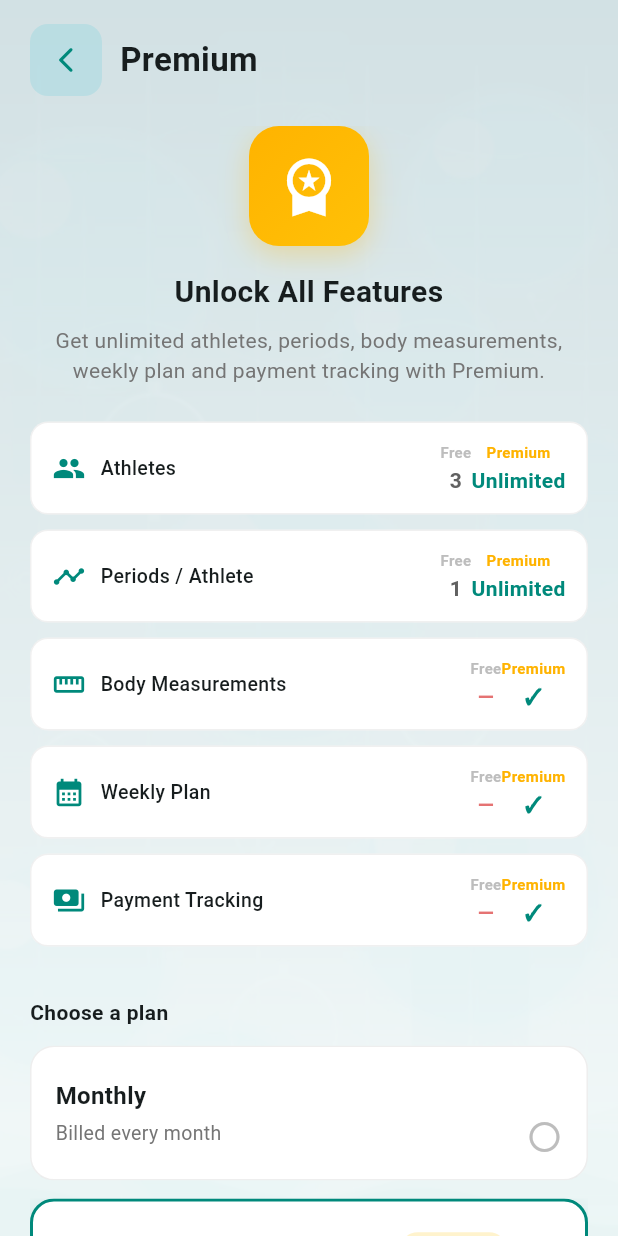
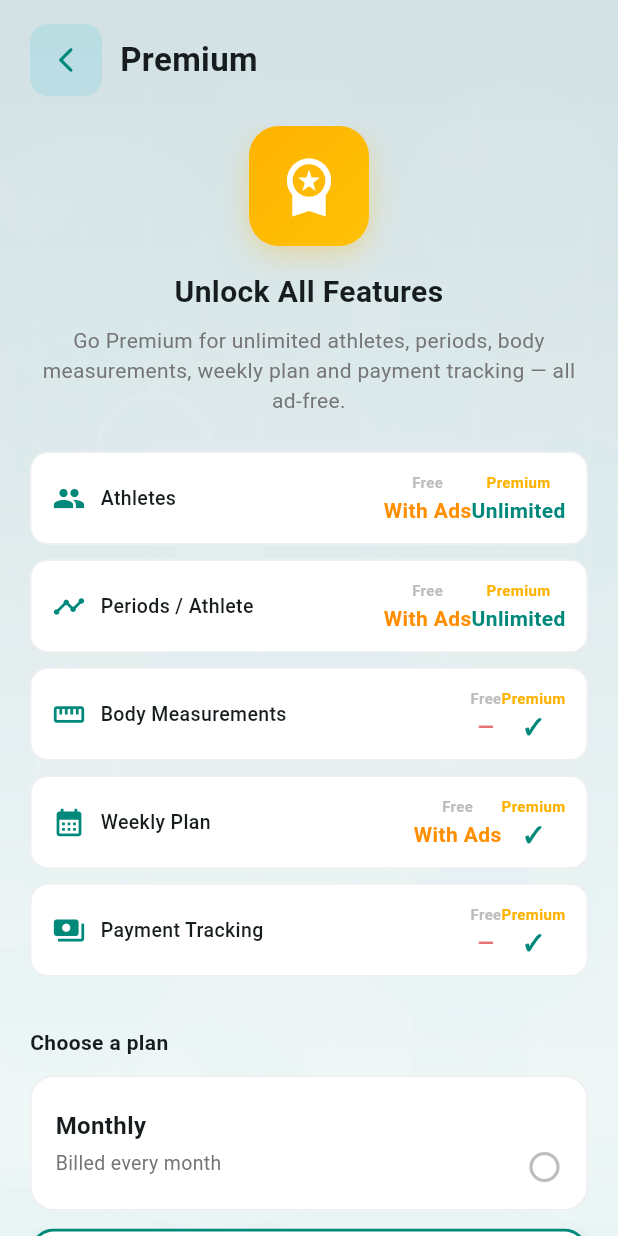
Before and after one commit to edulger90/ptrainer, a Flutter app: the PremiumPage screen opened directly, on a phone screen of 412 x 824 dp. Run offline on Flutter 3.47's test engine with Material 3 defaults, Android fonts, the phone set to English and light mode, and no system bars; our stand-ins replace flutter_local_notifications, flutter_secure_storage, flutter_timezone, google_mobile_ads, in_app_purchase, package_info_plus and 4 more; missing offline and left inert: in_app_purchase_storekit; accounts and stored records are empty.

Commit message:
feat: premium page updated to reflect ad-based free tier

```diff
--- a/lib/l10n/app_localizations.dart
+++ b/lib/l10n/app_localizations.dart
@@ -520,6 +520,7 @@ class AppLocalizations {
   String get premiumFeatureWeeklyPlan => get('premiumFeatureWeeklyPlan');
   String get premiumFeaturePayments => get('premiumFeaturePayments');
   String get premiumUnlimited => get('premiumUnlimited');
+  String get premiumWithAds => get('premiumWithAds');
   String get premiumFree => get('premiumFree');
   String get premiumLabel => get('premiumLabel');
   String get premiumChoosePlan => get('premiumChoosePlan');
--- a/lib/l10n/translations_en.dart
+++ b/lib/l10n/translations_en.dart
@@ -388,13 +388,14 @@ const Map<String, String> enStrings = {
   'premiumUnlock': 'Unlock All Features',
   'premiumActiveDesc': 'You have unlimited access to all features.',
   'premiumDesc':
-      'Get unlimited athletes, periods, body measurements, weekly plan and payment tracking with Premium.',
+      'Go Premium for unlimited athletes, periods, body measurements, weekly plan and payment tracking — all ad-free.',
   'premiumFeatureClients': 'Athletes',
   'premiumFeaturePeriods': 'Periods / Athlete',
   'premiumFeatureMeasurements': 'Body Measurements',
   'premiumFeatureWeeklyPlan': 'Weekly Plan',
   'premiumFeaturePayments': 'Payment Tracking',
   'premiumUnlimited': 'Unlimited',
+  'premiumWithAds': 'With Ads',
   'premiumFree': 'Free',
   'premiumLabel': 'Premium',
   'premiumChoosePlan': 'Choose a plan',
--- a/lib/l10n/translations_es.dart
+++ b/lib/l10n/translations_es.dart
@@ -391,13 +391,14 @@ const Map<String, String> esStrings = {
   'premiumUnlock': 'Desbloquear Todas las Funciones',
   'premiumActiveDesc': 'Tienes acceso ilimitado a todas las funciones.',
   'premiumDesc':
-      'Obtén atletas, periodos, medidas corporales, plan semanal y seguimiento de pagos ilimitados con Premium.',
+      'Hazte Premium para atletas, periodos, medidas corporales, plan semanal y pagos ilimitados — sin anuncios.',
   'premiumFeatureClients': 'Atletas',
   'premiumFeaturePeriods': 'Periodos / Atleta',
   'premiumFeatureMeasurements': 'Medidas Corporales',
   'premiumFeatureWeeklyPlan': 'Plan Semanal',
   'premiumFeaturePayments': 'Seguimiento de Pagos',
   'premiumUnlimited': 'Ilimitado',
+  'premiumWithAds': 'Con anuncios',
   'premiumFree': 'Gratis',
   'premiumLabel': 'Premium',
   'premiumChoosePlan': 'Elige un plan',
--- a/lib/l10n/translations_nl.dart
+++ b/lib/l10n/translations_nl.dart
@@ -394,13 +394,14 @@ const Map<String, String> nlStrings = {
   'premiumUnlock': 'Alle Functies Ontgrendelen',
   'premiumActiveDesc': 'Je hebt onbeperkte toegang tot alle functies.',
   'premiumDesc':
-      'Krijg onbeperkte sporters, perioden, lichaamsmaten, weekplanning en betalingsbeheer met Premium.',
+      'Word Premium voor onbeperkte sporters, perioden, lichaamsmaten, weekplanning en betalingen — zonder advertenties.',
   'premiumFeatureClients': 'Sporters',
   'premiumFeaturePeriods': 'Perioden / Sporter',
   'premiumFeatureMeasurements': 'Lichaamsmaten',
   'premiumFeatureWeeklyPlan': 'Weekplanning',
   'premiumFeaturePayments': 'Betalingsbeheer',
   'premiumUnlimited': 'Onbeperkt',
+  'premiumWithAds': 'Met advertenties',
   'premiumFree': 'Gratis',
   'premiumLabel': 'Premium',
   'premiumChoosePlan': 'Kies een plan',
--- a/lib/l10n/translations_tr.dart
+++ b/lib/l10n/translations_tr.dart
@@ -384,13 +384,14 @@ const Map<String, String> trStrings = {
   'premiumUnlock': 'Tüm Özelliklerin Kilidini Aç',
   'premiumActiveDesc': 'Tüm özelliklerden sınırsız yararlanıyorsunuz.',
   'premiumDesc':
-      'Premium üyelik ile sınırsız sporcu, periyot, beden ölçümü, haftalık plan ve ödeme takibi.',
+      'Premium üyelik ile reklamsız, sınırsız sporcu, periyot, beden ölçümü, haftalık plan ve ödeme takibi.',
   'premiumFeatureClients': 'Sporcu Sayısı',
   'premiumFeaturePeriods': 'Periyot / Sporcu',
   'premiumFeatureMeasurements': 'Beden Ölçümleri',
   'premiumFeatureWeeklyPlan': 'Haftalık Plan',
   'premiumFeaturePayments': 'Ödeme Takibi',
   'premiumUnlimited': 'Sınırsız',
+  'premiumWithAds': 'Reklamlı',
   'premiumFree': 'Ücretsiz',
   'premiumLabel': 'Premium',
   'premiumChoosePlan': 'Bir plan seçin',
--- a/lib/pages/premium_page.dart
+++ b/lib/pages/premium_page.dart
@@ -259,14 +259,16 @@ class _PremiumPageState extends State<PremiumPage> {
                       _FeatureRow(
                         icon: Icons.people,
                         title: l.premiumFeatureClients,
-                        freeValue: '${PremiumService.freeMaxClients}',
+                        freeValue: l.premiumWithAds,
                         premiumValue: l.premiumUnlimited,
+                        freeWithAds: true,
                       ),
                       _FeatureRow(
                         icon: Icons.timeline,
                         title: l.premiumFeaturePeriods,
-                        freeValue: '${PremiumService.freeMaxPeriodsPerClient}',
+                        freeValue: l.premiumWithAds,
                         premiumValue: l.premiumUnlimited,
+                        freeWithAds: true,
                       ),
                       _FeatureRow(
                         icon: Icons.straighten,
@@ -278,9 +280,9 @@ class _PremiumPageState extends State<PremiumPage> {
                       _FeatureRow(
                         icon: Icons.calendar_month,
                         title: l.premiumFeatureWeeklyPlan,
-                        freeValue: '—',
+                        freeValue: l.premiumWithAds,
                         premiumValue: '✓',
-                        freeBlocked: true,
+                        freeWithAds: true,
                       ),
                       _FeatureRow(
                         icon: Icons.payments,
@@ -790,6 +792,7 @@ class _FeatureRow extends StatelessWidget {
   final String freeValue;
   final String premiumValue;
   final bool freeBlocked;
+  final bool freeWithAds;
 
   const _FeatureRow({
     required this.icon,
@@ -797,6 +800,7 @@ class _FeatureRow extends StatelessWidget {
     required this.freeValue,
     required this.premiumValue,
     this.freeBlocked = false,
+    this.freeWithAds = false,
   });
 
   @override
@@ -814,6 +818,8 @@ class _FeatureRow extends StatelessWidget {
                       value: freeValue,
                       valueColor: freeBlocked
                           ? Colors.red[300]!
+                          : freeWithAds
+                          ? const Color(0xFFFF8F00)
                           : Colors.grey[700]!,
                       labelColor: Colors.grey[400]!,
                     ),
@@ -838,6 +844,8 @@ class _FeatureRow extends StatelessWidget {
                       value: freeValue,
                       valueColor: freeBlocked
                           ? Colors.red[300]!
+                          : freeWithAds
+                          ? const Color(0xFFFF8F00)
                           : Colors.grey[700]!,
                       labelColor: Colors.grey[400]!,
                     ),
```
